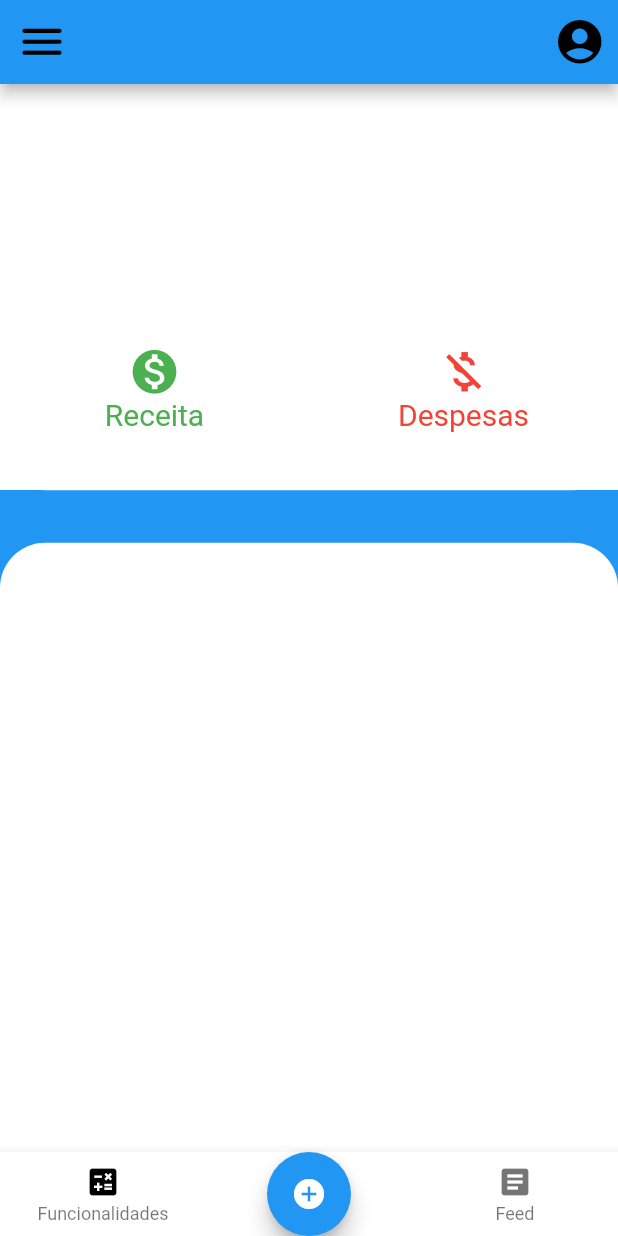
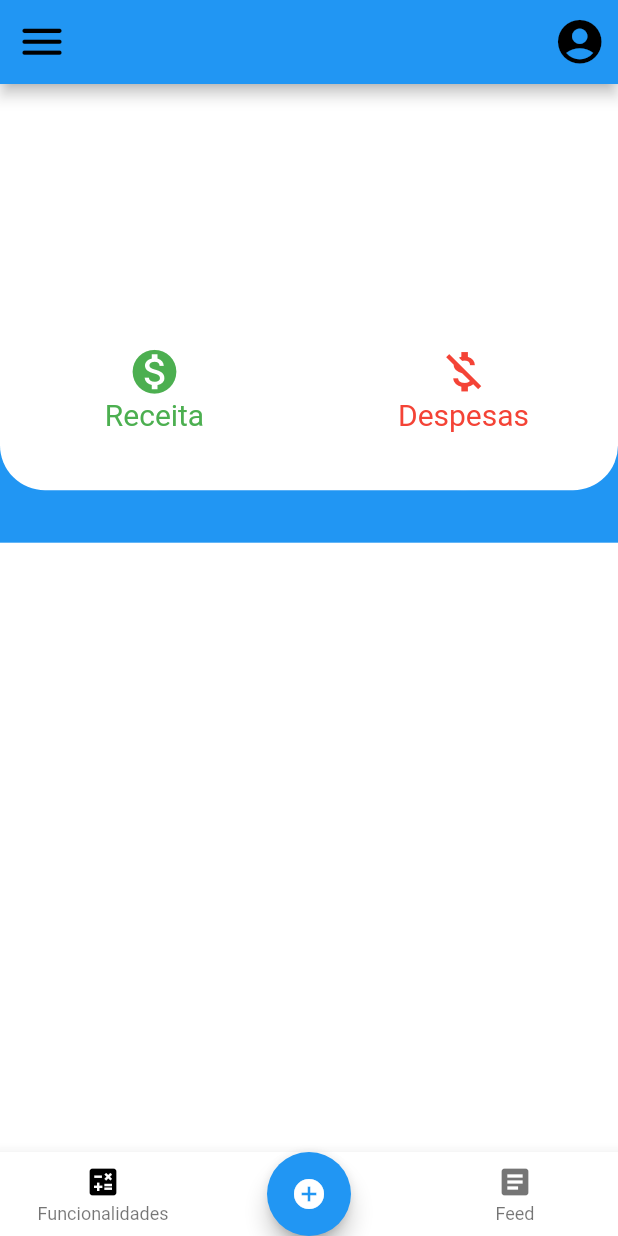
Before and after one commit to W-F-S/gestao_financeira, a Flutter app: the screen it shows after launch, on a phone screen of 412 x 824 dp. Run offline on Flutter 3.47's test engine with Material 2 defaults, Android fonts, the phone set to English and light mode, and no system bars; our stand-ins replace sqflite; accounts and stored records are empty; Roboto replaces fonts that are missing (Raleway).

Commit message:
clip oval + radius

```diff
--- a/lib/center_page.dart
+++ b/lib/center_page.dart
@@ -36,7 +36,7 @@ class _CenterScreen extends State<CenterScreen> {
                                 ),
                               ),
                               child: SizedBox.expand(
-                                  child: ClipRect(
+                                  child: ClipOval(
                                       child: Material(
                                           color: Colors.white,
                                           child: InkWell(
@@ -71,7 +71,7 @@ class _CenterScreen extends State<CenterScreen> {
                             ),
                           ),
                             child: SizedBox.expand(
-                                child: ClipRect(
+                                child: ClipOval(
                                     child: Material(
                                         color: Colors.white,
                                         child: InkWell(
@@ -114,9 +114,6 @@ class _CenterScreen extends State<CenterScreen> {
               decoration: const BoxDecoration(
                 color: Colors.white,
                 shape: BoxShape.rectangle,
-                borderRadius: BorderRadius.only(
-                    topLeft: Radius.circular(30.0),
-                    topRight: Radius.circular(30.0)),
               ),
             ),
           )
```
